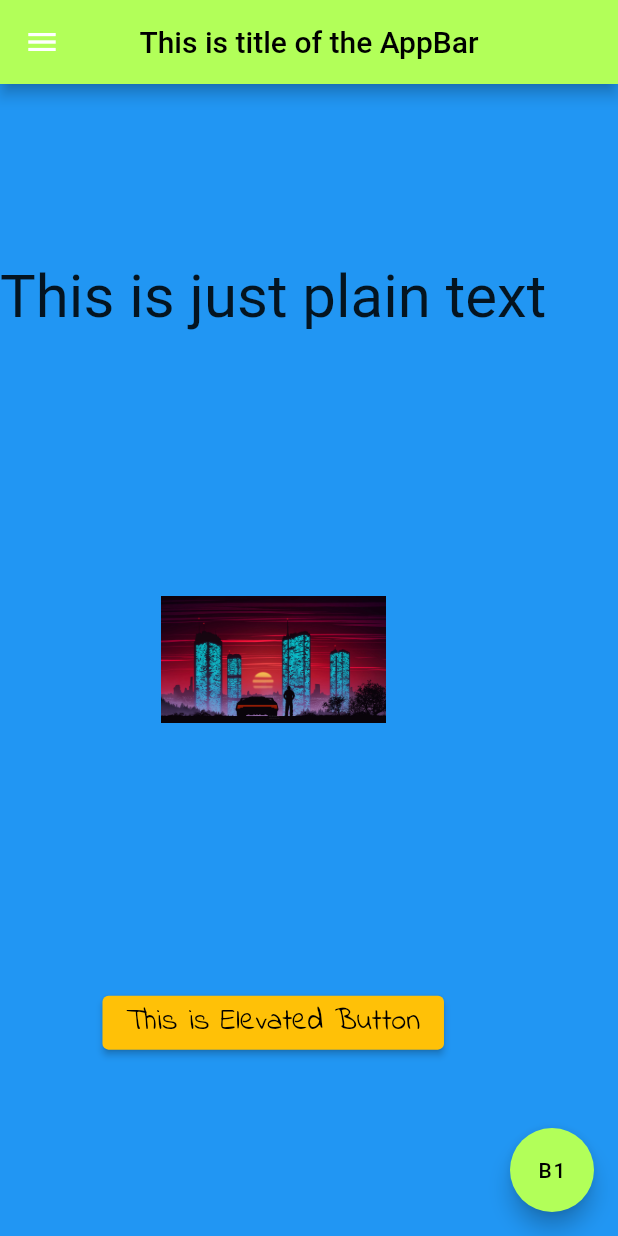
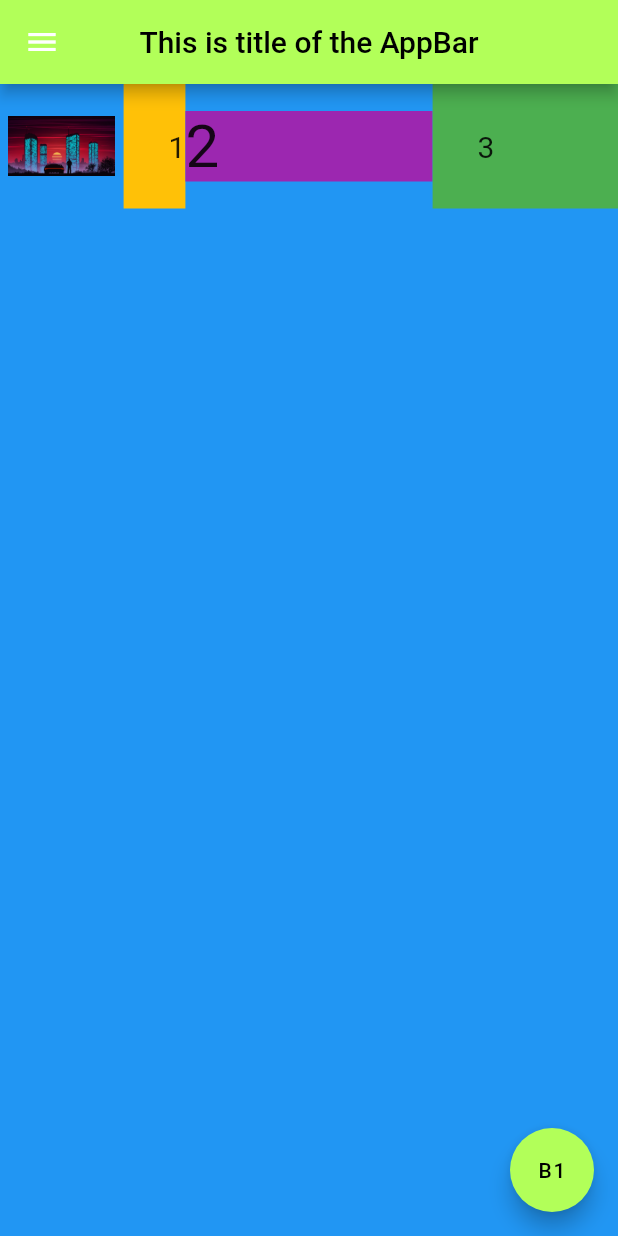
Before and after one commit to AzureSky007/app_1, a Flutter app: the screen it shows after launch, on a phone screen of 412 x 824 dp. Run offline on Flutter 3.47's test engine with Material 2 defaults, Android fonts, the phone set to English and light mode, and no system bars; Roboto replaces fonts that are missing (Nabla); project files that could hold a hidden picture were left out.

Commit message:
7th Commit

```diff
--- a/lib/main.dart
+++ b/lib/main.dart
@@ -30,47 +30,104 @@
 
         body:
             // const
-            Column(
-              mainAxisAlignment: MainAxisAlignment.spaceEvenly,
-              crossAxisAlignment: CrossAxisAlignment.center,
-
+            Row(
               children: [
-                const
-                Text(
-                  'This is just plain text',
-                  style: TextStyle(
-                    fontFamily: 'Nabla',
-                    fontSize: 40
+                const Expanded(
+                  flex: 2,
+                  child: Image(
+                    image: AssetImage('assets/Car.jpg'),
+                    width: 125,
+                    height: 40,
                   ),
                 ),
 
-                const
-                Image(
-                  width: 150,
-                  height: 200,
-                  // alignment: Alignment.center,
-                  image: AssetImage('assets/Car.jpg'),
+                Expanded(
+                  flex: 1,
+                  child: Container(
+                    padding: const EdgeInsets.all(30),
+                    color: Colors.amber,
+                    child:
+                    const Text(
+                      '1',
+                      style: TextStyle(
+                        fontSize: 20,
+                      ),
+                    ),
+                  ),
                 ),
 
-                ElevatedButton(
-                  style: ElevatedButton.styleFrom(
-                    backgroundColor: Colors.amber
+                Expanded(
+                  flex: 4,
+                  child: Container(
+                    // padding: const EdgeInsets.all(50),
+                    color:  Colors.purple,
+                    child:
+                    const Text(
+                      '2',
+                      style: TextStyle(
+                        fontSize: 40,
+                      ),
+                    ),
                   ),
-                    onPressed: () {},
+                ),
+
+                Expanded(
+                  flex: 3,
+                  child: Container(
+                    padding: const EdgeInsets.all(30),
+                    color: Colors.green,
                     child:
-                    const
-                    Text(
-                        'This is Elevated Button',
+                    const Text(
+                      '3',
                       style: TextStyle(
-                        color: Colors.black,
                         fontSize: 20,
-                        fontFamily: 'IndieFlower'
                       ),
-                    )
-                ),
+                    ),
+                  ),
+                )
               ],
-
             ),
+            // const
+            // Column(
+            //   mainAxisAlignment: MainAxisAlignment.spaceEvenly,
+            //   crossAxisAlignment: CrossAxisAlignment.center,
+            //
+            //   children: [
+            //     const Text(
+            //       'This is just plain text',
+            //       style: TextStyle(
+            //         fontFamily: 'Nabla 2',
+            //         fontSize: 40
+            //       ),
+            //     ),
+            //
+            //     ElevatedButton(
+            //       style: ElevatedButton.styleFrom(
+            //         backgroundColor: Colors.amber
+            //       ),
+            //         onPressed: () {},
+            //         child:
+            //         const
+            //         Text(
+            //             'This is Elevated Button',
+            //           style: TextStyle(
+            //             color: Colors.black,
+            //             fontSize: 20,
+            //             fontFamily: 'IndieFlower'
+            //           ),
+            //         )
+            //     ),
+            //
+            //     const
+            //     Image(
+            //       width: 300,
+            //       height: 400,
+            //       // alignment: Alignment.center,
+            //       image: AssetImage('assets/Car.jpg'),
+            //     ),
+            //   ],
+            //
+            // ),
 
             // const
             // Row(
```
